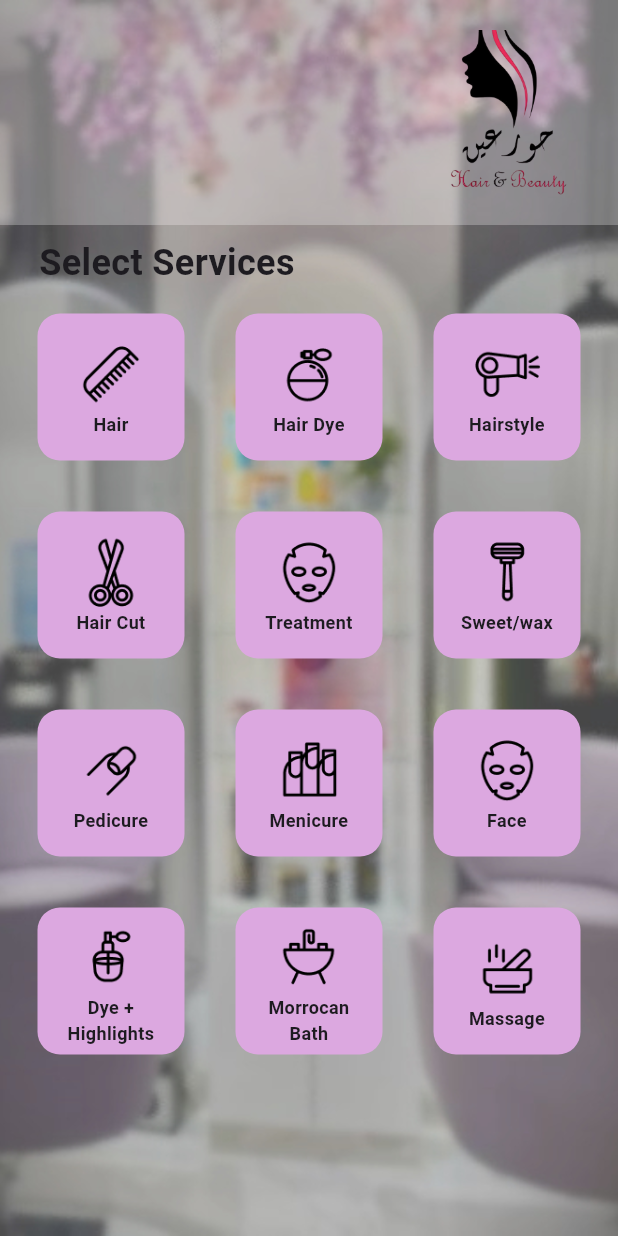
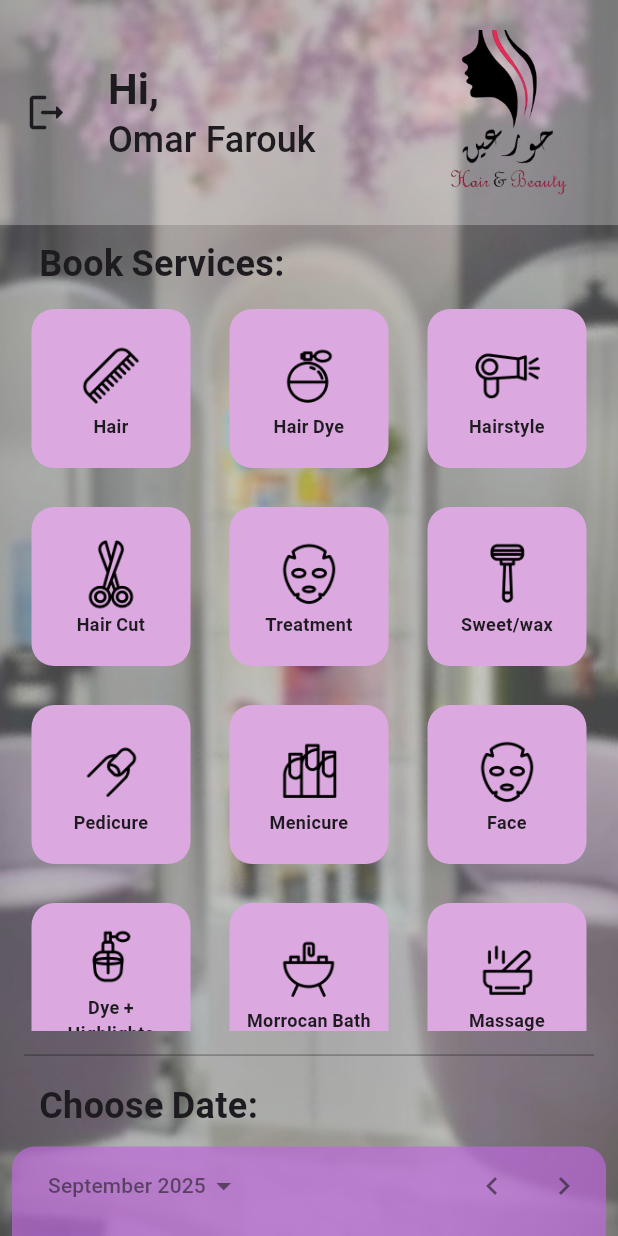
Before and after one commit to omarrfaroukk/hour_ain, a Flutter app: the HomePage screen opened by its route, on a phone screen of 412 x 824 dp. Run offline on Flutter 3.47's test engine with Material 3 defaults, Android fonts, the phone set to English and light mode, and no system bars; drawn by our look-alikes of calendar_date_picker2; our stand-ins replace bloc, flutter_bloc, flutter_spinkit, google_fonts; Roboto replaces fonts that are missing (Gotu).

Commit message:
several changes

```diff
--- a/lib/core/constants/app_colors.dart
+++ b/lib/core/constants/app_colors.dart
@@ -3,12 +3,12 @@ import 'dart:ui';
 class AppColors {
   static const Color buttonColor = Color.fromARGB(191, 179, 37, 230);
   static const Color primaryColor  = Color.fromARGB(255, 187, 104, 218);
-  static const Color primaryColorTrans  = Color.fromARGB(203, 188, 104, 218);
+  static const Color primaryColorTrans  = Color.fromARGB(178, 188, 104, 218);
   static const Color secondaryColor = Color.fromARGB(255, 220, 168, 224); //navigation bar color
   static const Color whiteColor = Color.fromARGB(255, 255, 255, 255);
   static const Color transparentColor = Color.fromARGB(125, 255, 255, 255);
   static const Color textColor = Color.fromARGB(188, 0, 0, 0);
-  static const Color greyColor = Color.fromARGB(119, 0, 0, 0);
+  static const Color greyColor = Color.fromARGB(74, 0, 0, 0);
   static const Color backgroundColor = Color(0xFFD9D9D9);
   static const Color transparentwo = Color.fromARGB(69, 255, 255, 255);
 
--- a/lib/features/auth/sign_in/cubit/sign_in_cubit.dart
+++ b/lib/features/auth/sign_in/cubit/sign_in_cubit.dart
@@ -1,6 +1,5 @@
 import 'package:bloc/bloc.dart';
 import 'package:hour_ain/features/auth/sign_in/cubit/sign_in_state.dart';
-import 'package:hour_ain/features/auth/sign_in/views/sign_in.dart';
 
 class SignInCubit extends Cubit<SignInState> {
   SignInCubit() : super(SignInInitial());
--- a/lib/features/auth/widgets/join_button.dart
+++ b/lib/features/auth/widgets/join_button.dart
@@ -1,6 +1,5 @@
 import 'package:flutter/material.dart';
 import 'package:hour_ain/core/constants/app_colors.dart';
-import 'package:hour_ain/core/constants/app_typography.dart';
 
 class JoinButton extends StatefulWidget {
   const JoinButton({super.key,  required this.ch,required this.ontap});
--- a/lib/features/home/cubit/add_to_booking_cubit.dart
+++ b/lib/features/home/cubit/add_to_booking_cubit.dart
@@ -1,4 +1,3 @@
-import 'dart:developer';
 
 import 'package:flutter_bloc/flutter_bloc.dart';
 import 'package:hour_ain/features/home/model/service.dart';
--- a/lib/features/home/cubit/add_to_booking_state.dart
+++ b/lib/features/home/cubit/add_to_booking_state.dart
@@ -1,4 +1,3 @@
-import 'dart:developer';
 import 'package:hour_ain/features/home/model/service.dart';
 
 class AddToBookingState {
--- a/lib/features/home/views/home_page.dart
+++ b/lib/features/home/views/home_page.dart
@@ -1,11 +1,13 @@
 import 'package:flutter/material.dart';
 import 'package:flutter_bloc/flutter_bloc.dart';
+import 'package:google_fonts/google_fonts.dart';
 import 'package:hour_ain/core/constants/app_colors.dart';
 import 'package:hour_ain/core/constants/app_images.dart';
 import 'package:hour_ain/core/constants/app_typography.dart';
 import 'package:hour_ain/features/home/model/Services.dart';
 import '../cubit/add_to_booking_cubit.dart';
 import '../cubit/add_to_booking_state.dart';
+import 'package:calendar_date_picker2/calendar_date_picker2.dart';
 import '../model/service.dart';
 
 class HomePage extends StatefulWidget {
@@ -34,6 +36,27 @@ class _HomePageState extends State<HomePage> {
           child: CustomScrollView(
             slivers: [
               SliverAppBar(
+                title: Column(
+                  crossAxisAlignment: CrossAxisAlignment.start,
+                  children: [
+                    Text("Hi, ", style: AppTypography.title2),
+                    Text(
+                      "Omar Farouk",
+                      style: AppTypography.body2.copyWith(
+                        fontFamily: GoogleFonts.sendFlowers().fontFamily,
+                        fontWeight: FontWeight.w500,
+                        fontSize: 24,
+                      ),
+                    ),
+                  ],
+                ),
+                leading: Padding(
+                  padding: const EdgeInsets.all(8.0),
+                  child: IconButton(
+                    icon: Icon(Icons.logout_rounded, size: 30),
+                    onPressed: () {},
+                  ),
+                ),
                 backgroundColor: AppColors.transparentwo,
                 automaticallyImplyLeading: false,
                 toolbarHeight: 150,
@@ -50,13 +73,14 @@ class _HomePageState extends State<HomePage> {
                   padding: const EdgeInsets.all(8.0),
                   child: Column(
                     mainAxisAlignment: MainAxisAlignment.center,
+                    crossAxisAlignment: CrossAxisAlignment.center,
                     children: [
                       Align(
                         alignment: Alignment.centerLeft,
                         child: Padding(
                           padding: const EdgeInsets.only(left: 18.0),
                           child: Text(
-                            "Select Services",
+                            "Book Services: ",
                             style: AppTypography.title3.copyWith(
                               fontWeight: FontWeight.bold,
                             ),
@@ -64,7 +88,7 @@ class _HomePageState extends State<HomePage> {
                         ),
                       ),
                       SizedBox(
-                        height: MediaQuery.of(context).size.height * 0.8,
+                        height: MediaQuery.of(context).size.height * 0.6,
                         child: _services.myservices.isEmpty
                             ? const Center(child: Text("No services available"))
                             : BlocBuilder<AddToBookingCubit, AddToBookingState>(
@@ -89,13 +113,12 @@ class _HomePageState extends State<HomePage> {
                                       final service =
                                           _services.myservices[index];
 
-                                      // 🔑 check if this service is in the selected list
                                       final isSelected = selectedServices.any(
                                         (s) => s.id == service.id,
                                       );
 
                                       return Padding(
-                                        padding: const EdgeInsets.all(12),
+                                        padding: const EdgeInsets.all(8),
                                         child: GestureDetector(
                                           onTap: () {
                                             context
@@ -122,13 +145,15 @@ class _HomePageState extends State<HomePage> {
                                                   BorderRadius.circular(15),
                                             ),
                                             child: Center(
+                                              child: SingleChildScrollView(
                                                 child: Padding(
                                                   padding: const EdgeInsets.all(
                                                     8.0,
                                                   ),
                                                   child: Column(
                                                     mainAxisAlignment:
-                                                      MainAxisAlignment.center,
+                                                        MainAxisAlignment
+                                                            .center,
                                                     children: [
                                                       Image(
                                                         height: 50,
@@ -152,10 +177,12 @@ class _HomePageState extends State<HomePage> {
                                                             .caption1
                                                             .copyWith(
                                                               fontWeight:
-                                                                FontWeight.bold,
+                                                                  FontWeight
+                                                                      .bold,
                                                             ),
                                                       ),
                                                     ],
+                                                  ),
                                                 ),
                                               ),
                                             ),
@@ -165,6 +192,67 @@ class _HomePageState extends State<HomePage> {
                                     },
                                   );
                                 },
+                              ),
+                      ),
+                      Padding(
+                        padding: const EdgeInsets.all(8.0),
+                        child: Divider(
+                          color: AppColors.greyColor,
+                        ),
+                      ),
+                       Align(
+                        alignment: Alignment.centerLeft,
+                        child: Padding(
+                          padding: const EdgeInsets.only(left: 18.0),
+                          child: Text(
+                            "Choose Date: ",
+                            style: AppTypography.title3.copyWith(
+                              fontWeight: FontWeight.bold,
+                            ),
+                          ),
+                        ),
+                      ),
+                      SizedBox(height: 10),
+                      Container(
+                        height: 280,
+                        decoration: BoxDecoration(
+                          color: AppColors.primaryColorTrans,
+                          borderRadius: BorderRadius.circular(15),
+                        ),
+                        child: CalendarDatePicker2(
+                          config: CalendarDatePicker2Config(
+                            calendarType: CalendarDatePicker2Type.single,
+                            firstDayOfWeek: 1,
+                            centerAlignModePicker: true,
+                            controlsHeight: 48,
+                            controlsTextStyle: AppTypography.body1.copyWith(
+                              color: Colors.black,
+                              fontWeight: FontWeight.bold,
+                            ),
+                            weekdayLabelTextStyle: AppTypography.caption1
+                                .copyWith(
+                                  fontWeight: FontWeight.w600,
+                                  color:Colors.black,
+                                ),
+                            dayTextStyle: AppTypography.body2.copyWith(
+                              color: Colors.black,
+                            ),
+                            selectedDayHighlightColor: AppColors.secondaryColor,
+                            selectedDayTextStyle: AppTypography.body2.copyWith(
+                              fontWeight: FontWeight.bold,
+                              color: Colors.black,
+                            ),
+                            monthTextStyle: AppTypography.body2.copyWith(
+                              fontWeight: FontWeight.w600,
+                              color: Colors.black,
+                            ),
+                            yearTextStyle: AppTypography.caption1.copyWith(
+                              color: Colors.black,
+                            ),
+                            daySplashColor: AppColors.primaryColor,
+                          ),
+                          value: const [],
+                          onValueChanged: (dates) {},
                         ),
                       ),
                     ],
--- a/lib/features/onboarding/on_boarding.dart
+++ b/lib/features/onboarding/on_boarding.dart
@@ -46,7 +46,7 @@ class OnBoarding extends StatelessWidget {
                     width: double.infinity,
                     decoration: BoxDecoration(
                       borderRadius: BorderRadius.circular(20),
-                      color: AppColors.buttonColor,
+                      color: AppColors.primaryColorTrans,
                     ),
                     child: Center(
                       child: Text("Let's start", style: AppTypography.title2),
--- a/pubspec.yaml
+++ b/pubspec.yaml
@@ -38,6 +38,8 @@ dependencies:
   flutter_bloc: ^9.1.1
   bloc: ^9.0.0
   flutter_spinkit: ^5.2.2
+  floating_navigation_bar: ^0.0.5
+  calendar_date_picker2: ^2.0.1
 
 dev_dependencies:
   flutter_test:
```
Also changed, not shown: pubspec.lock. Lines whose indentation alone changed are shown as unchanged.
